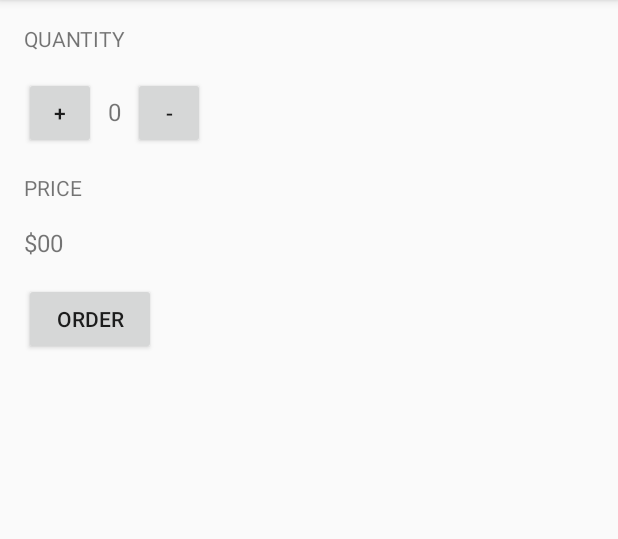
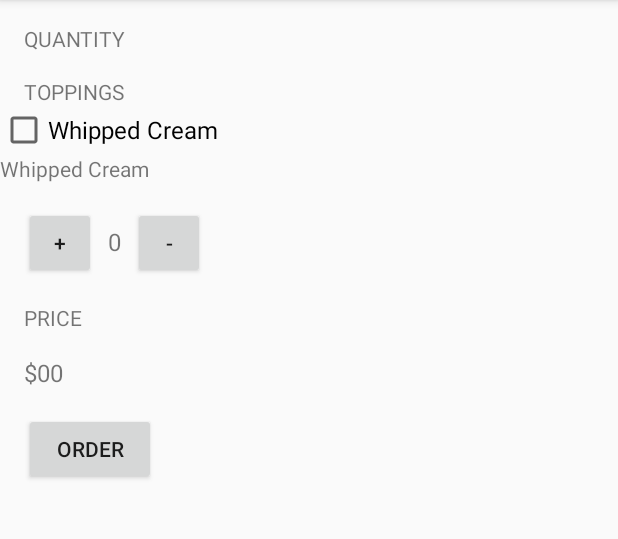
Before and after one commit to curiousclarissa/JustJava, an Android app: the screen it shows after launch (MainActivity), on a phone screen of 412 x 824 dp, the part 84-623 px from its top. Run offline under Robolectric (Android 15) with nearby library versions, the phone set to English and light mode, and no system bars.

```diff
--- a/app/src/main/res/layout/activity_main.xml
+++ b/app/src/main/res/layout/activity_main.xml
@@ -14,6 +14,25 @@
         android:layout_marginLeft="16dp"
         android:text="Quantity"
         android:textAllCaps="true"/>
+    <TextView
+        android:layout_width="wrap_content"
+        android:layout_height="wrap_content"
+        android:layout_marginTop="16dp"
+        android:layout_marginLeft="16dp"
+        android:text="Toppings"
+        android:textAllCaps="true"/>
+
+    <CheckBox
+        android:layout_width="wrap_content"
+        android:layout_height="wrap_content"
+        android:text="Whipped Cream"
+        android:textSize="16dp" />
+
+        <TextView
+            android:layout_width="wrap_content"
+            android:layout_height="wrap_content"
+            android:text="Whipped Cream"/>
+
 
     <LinearLayout
         android:layout_width="wrap_content"
@@ -21,6 +40,7 @@
         android:orientation="horizontal"
         android:layout_marginLeft="16dp"
         android:layout_marginTop="16dp">
+
 
         <Button
             android:id="@+id/button_increment"
@@ -53,7 +73,7 @@
         android:text="Price"
         android:textAllCaps="true" />
     <TextView
-        android:id="@+id/price_text_view"
+        android:id="@+id/order_summary_text_view"
         android:layout_width="wrap_content"
         android:layout_height="wrap_content"
         android:layout_margin="16dp"
```
